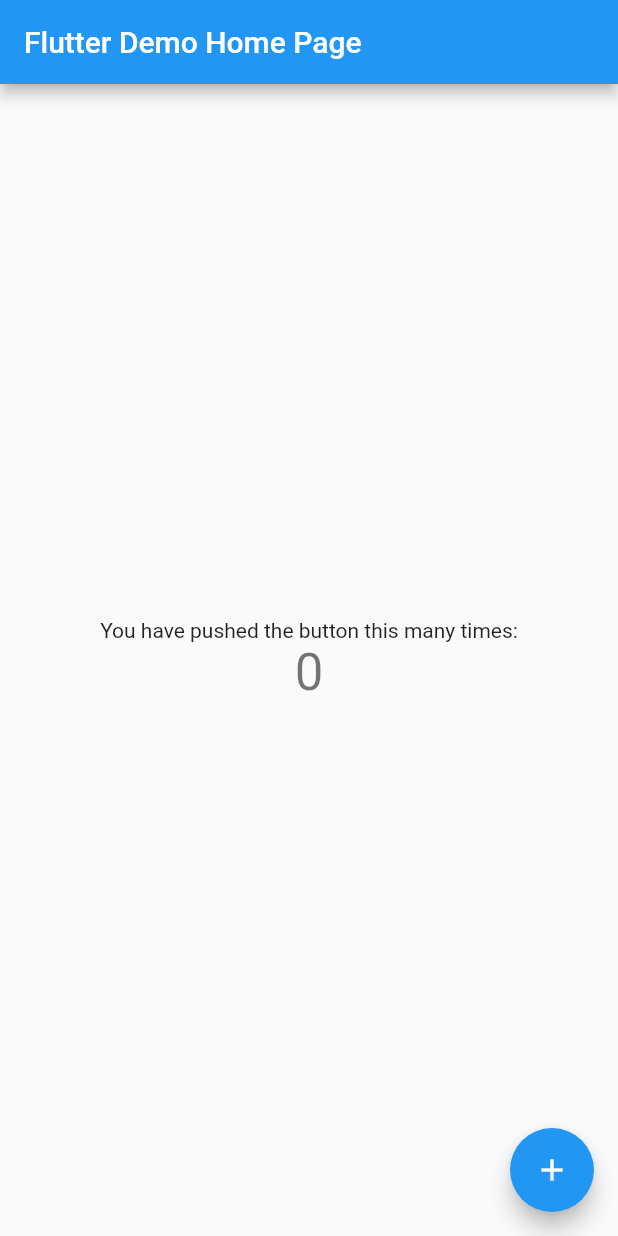
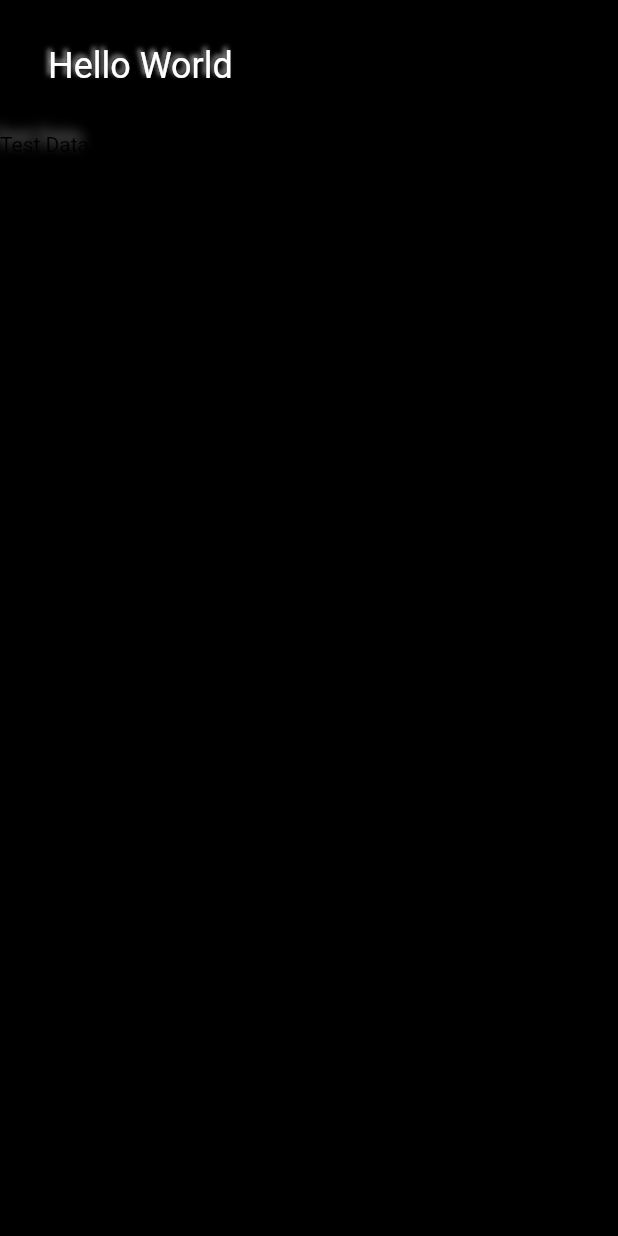
Before and after one commit to Sammonnay-Sarcar/Smart-Refrigerator, a Flutter app: the screen it shows after launch, on a phone screen of 412 x 824 dp. Run offline on Flutter 3.47's test engine with Material 2 defaults, Android fonts, the phone set to English and light mode, and no system bars; drawn by our look-alikes of flutter_neumorphic.

Commit message:
First Commit

```diff
--- a/lib/main.dart
+++ b/lib/main.dart
@@ -1,115 +1,39 @@
-import 'package:flutter/material.dart';
+import "package:flutter_neumorphic/flutter_neumorphic.dart";
 
-void main() {
-  runApp(const MyApp());
-}
+void main() => runApp(MyApp());
 
 class MyApp extends StatelessWidget {
-  const MyApp({super.key});
-
   // This widget is the root of your application.
   @override
   Widget build(BuildContext context) {
-    return MaterialApp(
-      title: 'Flutter Demo',
-      theme: ThemeData(
-        // This is the theme of your application.
-        //
-        // Try running your application with "flutter run". You'll see the
-        // application has a blue toolbar. Then, without quitting the app, try
-        // changing the primarySwatch below to Colors.green and then invoke
-        // "hot reload" (press "r" in the console where you ran "flutter run",
-        // or simply save your changes to "hot reload" in a Flutter IDE).
-        // Notice that the counter didn't reset back to zero; the application
-        // is not restarted.
-        primarySwatch: Colors.blue,
+    return NeumorphicApp(
+      debugShowCheckedModeBanner: false,
+      title: 'Neumorphic App',
+      themeMode: ThemeMode.light,
+      theme: NeumorphicThemeData(
+        baseColor: Colors.black,
+        lightSource: LightSource.topLeft,
+        depth: 10,
       ),
-      home: const MyHomePage(title: 'Flutter Demo Home Page'),
+      home: MyHomePage(),
     );
   }
 }
 
-class MyHomePage extends StatefulWidget {
-  const MyHomePage({super.key, required this.title});
-
-  // This widget is the home page of your application. It is stateful, meaning
-  // that it has a State object (defined below) that contains fields that affect
-  // how it looks.
-
-  // This class is the configuration for the state. It holds the values (in this
-  // case the title) provided by the parent (in this case the App widget) and
-  // used by the build method of the State. Fields in a Widget subclass are
-  // always marked "final".
-
-  final String title;
-
-  @override
-  State<MyHomePage> createState() => _MyHomePageState();
-}
-
-class _MyHomePageState extends State<MyHomePage> {
-  int _counter = 0;
-
-  void _incrementCounter() {
-    setState(() {
-      // This call to setState tells the Flutter framework that something has
-      // changed in this State, which causes it to rerun the build method below
-      // so that the display can reflect the updated values. If we changed
-      // _counter without calling setState(), then the build method would not be
-      // called again, and so nothing would appear to happen.
-      _counter++;
-    });
-  }
-
+class MyHomePage extends StatelessWidget {
   @override
   Widget build(BuildContext context) {
-    // This method is rerun every time setState is called, for instance as done
-    // by the _incrementCounter method above.
-    //
-    // The Flutter framework has been optimized to make rerunning build methods
-    // fast, so that you can just rebuild anything that needs updating rather
-    // than having to individually change instances of widgets.
     return Scaffold(
-      appBar: AppBar(
-        // Here we take the value from the MyHomePage object that was created by
-        // the App.build method, and use it to set our appbar title.
-        title: Text(widget.title),
-      ),
-      body: Center(
-        // Center is a layout widget. It takes a single child and positions it
-        // in the middle of the parent.
-        child: Column(
-          // Column is also a layout widget. It takes a list of children and
-          // arranges them vertically. By default, it sizes itself to fit its
-          // children horizontally, and tries to be as tall as its parent.
-          //
-          // Invoke "debug painting" (press "p" in the console, choose the
-          // "Toggle Debug Paint" action from the Flutter Inspector in Android
-          // Studio, or the "Toggle Debug Paint" command in Visual Studio Code)
-          // to see the wireframe for each widget.
-          //
-          // Column has various properties to control how it sizes itself and
-          // how it positions its children. Here we use mainAxisAlignment to
-          // center the children vertically; the main axis here is the vertical
-          // axis because Columns are vertical (the cross axis would be
-          // horizontal).
-          mainAxisAlignment: MainAxisAlignment.center,
-          children: <Widget>[
-            const Text(
-              'You have pushed the button this many times:',
-            ),
-            Text(
-              '$_counter',
-              style: Theme.of(context).textTheme.headline4,
-            ),
-          ],
+      appBar: NeumorphicAppBar(
+        title: NeumorphicText(
+          'Hello World',
+          style: NeumorphicStyle(
+            depth: 4,
+            color: Colors.white,
+          ),
         ),
       ),
-      floatingActionButton: FloatingActionButton(
-        onPressed: _incrementCounter,
-        tooltip: 'Increment',
-        child: const Icon(Icons.add),
-      ), // This trailing comma makes auto-formatting nicer for build methods.
+      body: NeumorphicText("Test Data"),
     );
   }
 }
--- a/pubspec.yaml
+++ b/pubspec.yaml
@@ -31,7 +31,7 @@
 dependencies:
   flutter:
     sdk: flutter
-
+  flutter_neumorphic: ^3.0.3
 
   # The following adds the Cupertino Icons font to your application.
   # Use with the CupertinoIcons class for iOS style icons.
```
Also changed, not shown: pubspec.lock.
